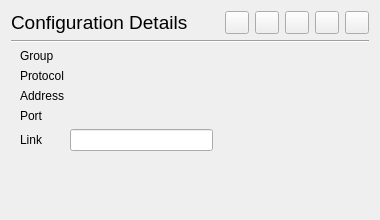
Old version of the form src/ui/widgets/ConnectionInfoWidget.ui in the repository Qv2ray/Qv2ray.
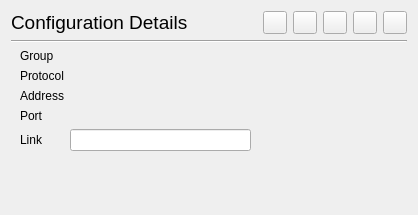
New version of the form. Icons and pictures are not drawn.

```diff
--- a/src/ui/widgets/ConnectionInfoWidget.ui
+++ b/src/ui/widgets/ConnectionInfoWidget.ui
@@ -6,8 +6,8 @@
    <rect>
     <x>0</x>
     <y>0</y>
-    <width>380</width>
-    <height>220</height>
+    <width>418</width>
+    <height>215</height>
    </rect>
   </property>
   <property name="sizePolicy">
@@ -16,12 +16,6 @@
     <verstretch>0</verstretch>
    </sizepolicy>
   </property>
-  <property name="minimumSize">
-   <size>
-    <width>1</width>
-    <height>1</height>
-   </size>
-  </property>
   <property name="mouseTracking">
    <bool>true</bool>
   </property>
@@ -324,8 +318,8 @@
             </property>
             <property name="sizeHint" stdset="0">
              <size>
-              <width>20</width>
-              <height>40</height>
+              <width>0</width>
+              <height>0</height>
              </size>
             </property>
            </spacer>
```
